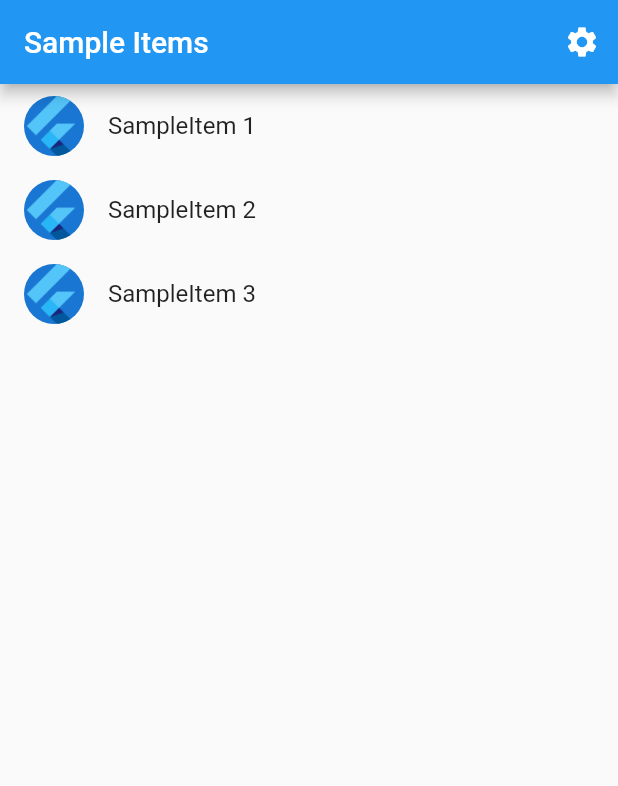
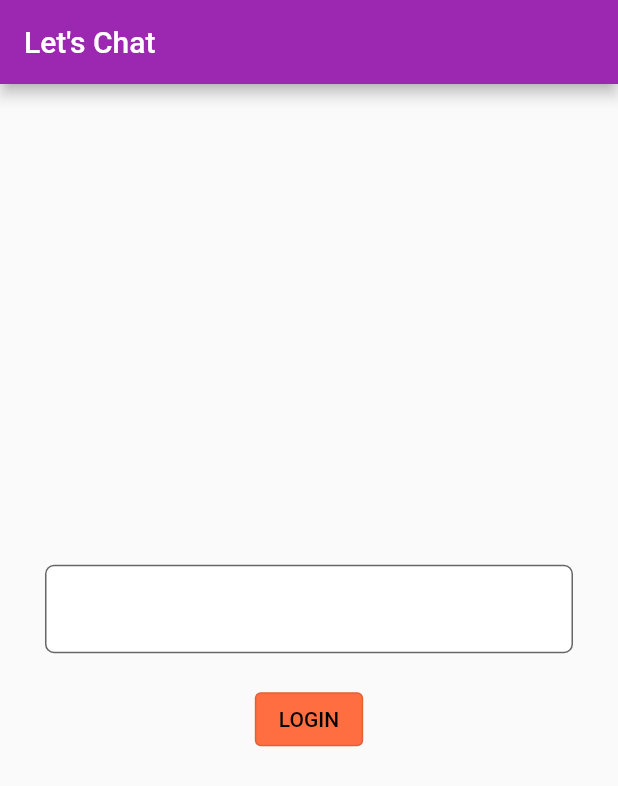
Before and after one commit to Mystic-Trooper/E2EE-Messaging, a Flutter app: the screen it shows after launch, on a phone screen of 412 x 824 dp. Shown: the top 786 px of the screen. Run offline on Flutter 3.47's test engine with Material 2 defaults, Android fonts, the phone set to English and light mode, and no system bars; our stand-ins replace animated_splash_screen, flutter_spinkit.

Commit message:
Login Screen

```diff
--- a/l10n.yaml
+++ /dev/null
@@ -1,3 +0,0 @@
-arb-dir: lib/src/localization
-template-arb-file: app_en.arb
-output-localization-file: app_localizations.dart
--- a/lib/main.dart
+++ b/lib/main.dart
@@ -1,20 +1,42 @@
+import 'package:e2ee_messaging/socketio/Routes.dart';
+import 'package:e2ee_messaging/socketio/loginscreen.dart';
+import 'package:e2ee_messaging/splash.dart';
 import 'package:flutter/material.dart';
-
-import 'src/app.dart';
-import 'src/settings/settings_controller.dart';
-import 'src/settings/settings_service.dart';
+import 'package:animated_splash_screen/animated_splash_screen.dart';
 
 void main() async {
-  // Set up the SettingsController, which will glue user settings to multiple
-  // Flutter Widgets.
-  final settingsController = SettingsController(SettingsService());
+  runApp(const MyApp());
+}
 
-  // Load the user's preferred theme while the splash screen is displayed.
-  // This prevents a sudden theme change when the app is first displayed.
-  await settingsController.loadSettings();
+class MyApp extends StatelessWidget {
+  const MyApp({Key? key}) : super(key: key);
 
-  // Run the app and pass in the SettingsController. The app listens to the
-  // SettingsController for changes, then passes it further down to the
-  // SettingsView.
-  runApp(MyApp(settingsController: settingsController));
+  @override
+  Widget build(BuildContext context) {
+    return MaterialApp(
+      debugShowCheckedModeBanner: false,
+      title: 'Chat App',
+      theme: ThemeData(
+        primarySwatch: Colors.purple,
+        elevatedButtonTheme: ElevatedButtonThemeData(
+          style: ElevatedButton.styleFrom(
+            primary: Colors.greenAccent,
+            shadowColor: Colors.amber,
+            onPrimary: Colors.black,
+          ),
+        ),
+        outlinedButtonTheme: OutlinedButtonThemeData(
+          style: OutlinedButton.styleFrom(
+              primary: Colors.black, backgroundColor: Colors.deepOrangeAccent),
+        ),
+      ),
+      routes: Routes.routes(),
+      home: AnimatedSplashScreen(
+        nextScreen: const LoginScreen(),
+        splash: const Splash(),
+        duration: 2000,
+        splashIconSize: double.maxFinite,
+      ),
+    );
+  }
 }
--- /dev/null
+++ b/lib/socketio/chatscreen.dart
@@ -0,0 +1 @@
+import 'package:flutter/material.dart';
--- /dev/null
+++ b/lib/socketio/loginscreen.dart
@@ -0,0 +1,62 @@
+import 'package:flutter/material.dart';
+
+class LoginScreen extends StatefulWidget {
+  const LoginScreen({Key? key}) : super(key: key);
+
+  // ignore: constant_identifier_names
+  static const String ROUTE_ID = 'login_screen';
+
+  @override
+  _LoginScreenState createState() => _LoginScreenState();
+}
+
+class _LoginScreenState extends State<LoginScreen> {
+  TextEditingController? _usernameController;
+
+  @override
+  void initState() {
+    // ignore: todo
+    // TODO: implement initState
+    super.initState();
+    _usernameController = TextEditingController();
+  }
+
+  @override
+  Widget build(BuildContext context) {
+    return Scaffold(
+      appBar: AppBar(
+        title: const Text("Let's Chat"),
+      ),
+      body: Container(
+        alignment: Alignment.center,
+        padding: const EdgeInsets.all(30.0),
+        child: Column(
+          mainAxisSize: MainAxisSize.min,
+          children: <Widget>[
+            TextField(
+              controller: _usernameController,
+              textAlign: TextAlign.center,
+              decoration: const InputDecoration(
+                border: OutlineInputBorder(
+                  borderRadius: BorderRadius.all(
+                    Radius.circular(6.0),
+                  ),
+                ),
+                filled: true,
+                fillColor: Colors.white,
+                contentPadding: EdgeInsets.all(20.0),
+              ),
+            ),
+            const SizedBox(
+              height: 20.0,
+            ),
+            OutlinedButton(
+              onPressed: () {},
+              child: const Text('LOGIN'),
+            ),
+          ],
+        ),
+      ),
+    );
+  }
+}
--- /dev/null
+++ b/lib/socketio/routes.dart
@@ -0,0 +1,18 @@
+// ignore_for_file: file_names
+
+import './loginscreen.dart';
+import './chatscreen.dart';
+import './chatuserscreen.dart';
+
+class Routes {
+  //
+  static routes() {
+    return {
+      LoginScreen.ROUTE_ID: (context) => const LoginScreen(),
+    };
+  }
+
+  static initScreen() {
+    return LoginScreen.ROUTE_ID;
+  }
+}
--- a/lib/src/app.dart
+++ /dev/null
@@ -1,85 +0,0 @@
-import 'package:flutter/material.dart';
-import 'package:flutter_gen/gen_l10n/app_localizations.dart';
-import 'package:flutter_localizations/flutter_localizations.dart';
-
-import 'sample_feature/sample_item_details_view.dart';
-import 'sample_feature/sample_item_list_view.dart';
-import 'settings/settings_controller.dart';
-import 'settings/settings_view.dart';
-
-/// The Widget that configures your application.
-class MyApp extends StatelessWidget {
-  const MyApp({
-    Key? key,
-    required this.settingsController,
-  }) : super(key: key);
-
-  final SettingsController settingsController;
-
-  @override
-  Widget build(BuildContext context) {
-    // Glue the SettingsController to the MaterialApp.
-    //
-    // The AnimatedBuilder Widget listens to the SettingsController for changes.
-    // Whenever the user updates their settings, the MaterialApp is rebuilt.
-    return AnimatedBuilder(
-      animation: settingsController,
-      builder: (BuildContext context, Widget? child) {
-        return MaterialApp(
-          // Providing a restorationScopeId allows the Navigator built by the
-          // MaterialApp to restore the navigation stack when a user leaves and
-          // returns to the app after it has been killed while running in the
-          // background.
-          restorationScopeId: 'app',
-
-          // Provide the generated AppLocalizations to the MaterialApp. This
-          // allows descendant Widgets to display the correct translations
-          // depending on the user's locale.
-          localizationsDelegates: const [
-            AppLocalizations.delegate,
-            GlobalMaterialLocalizations.delegate,
-            GlobalWidgetsLocalizations.delegate,
-            GlobalCupertinoLocalizations.delegate,
-          ],
-          supportedLocales: const [
-            Locale('en', ''), // English, no country code
-          ],
-
-          // Use AppLocalizations to configure the correct application title
-          // depending on the user's locale.
-          //
-          // The appTitle is defined in .arb files found in the localization
-          // directory.
-          onGenerateTitle: (BuildContext context) =>
-              AppLocalizations.of(context)!.appTitle,
-
-          // Define a light and dark color theme. Then, read the user's
-          // preferred ThemeMode (light, dark, or system default) from the
-          // SettingsController to display the correct theme.
-          theme: ThemeData(),
-          darkTheme: ThemeData.dark(),
-          themeMode: settingsController.themeMode,
-
-          // Define a function to handle named routes in order to support
-          // Flutter web url navigation and deep linking.
-          onGenerateRoute: (RouteSettings routeSettings) {
-            return MaterialPageRoute<void>(
-              settings: routeSettings,
-              builder: (BuildContext context) {
-                switch (routeSettings.name) {
-                  case SettingsView.routeName:
-                    return SettingsView(controller: settingsController);
-                  case SampleItemDetailsView.routeName:
-                    return const SampleItemDetailsView();
-                  case SampleItemListView.routeName:
-                  default:
-                    return const SampleItemListView();
-                }
-              },
-            );
-          },
-        );
-      },
-    );
-  }
-}
--- a/lib/src/localization/app_en.arb
+++ /dev/null
@@ -1,6 +0,0 @@
-{
-  "appTitle": "e2ee_messaging",
-  "@appTitle": {
-    "description": "The title of the application"
-  }
-}
--- a/lib/src/sample_feature/sample_item.dart
+++ /dev/null
@@ -1,6 +0,0 @@
-/// A placeholder class that represents an entity or model.
-class SampleItem {
-  const SampleItem(this.id);
-
-  final int id;
-}
--- a/lib/src/sample_feature/sample_item_list_view.dart
+++ /dev/null
@@ -1,71 +0,0 @@
-import 'package:flutter/material.dart';
-
-import '../settings/settings_view.dart';
-import 'sample_item.dart';
-import 'sample_item_details_view.dart';
-
-/// Displays a list of SampleItems.
-class SampleItemListView extends StatelessWidget {
-  const SampleItemListView({
-    Key? key,
-    this.items = const [SampleItem(1), SampleItem(2), SampleItem(3)],
-  }) : super(key: key);
-
-  static const routeName = '/';
-
-  final List<SampleItem> items;
-
-  @override
-  Widget build(BuildContext context) {
-    return Scaffold(
-      appBar: AppBar(
-        title: const Text('Sample Items'),
-        actions: [
-          IconButton(
-            icon: const Icon(Icons.settings),
-            onPressed: () {
-              // Navigate to the settings page. If the user leaves and returns
-              // to the app after it has been killed while running in the
-              // background, the navigation stack is restored.
-              Navigator.restorablePushNamed(context, SettingsView.routeName);
-            },
-          ),
-        ],
-      ),
-
-      // To work with lists that may contain a large number of items, it’s best
-      // to use the ListView.builder constructor.
-      //
-      // In contrast to the default ListView constructor, which requires
-      // building all Widgets up front, the ListView.builder constructor lazily
-      // builds Widgets as they’re scrolled into view.
-      body: ListView.builder(
-        // Providing a restorationId allows the ListView to restore the
-        // scroll position when a user leaves and returns to the app after it
-        // has been killed while running in the background.
-        restorationId: 'sampleItemListView',
-        itemCount: items.length,
-        itemBuilder: (BuildContext context, int index) {
-          final item = items[index];
-
-          return ListTile(
-            title: Text('SampleItem ${item.id}'),
-            leading: const CircleAvatar(
-              // Display the Flutter Logo image asset.
-              foregroundImage: AssetImage('assets/images/flutter_logo.png'),
-            ),
-            onTap: () {
-              // Navigate to the details page. If the user leaves and returns to
-              // the app after it has been killed while running in the
-              // background, the navigation stack is restored.
-              Navigator.restorablePushNamed(
-                context,
-                SampleItemDetailsView.routeName,
-              );
-            }
-          );
-        },
-      ),
-    );
-  }
-}
--- a/lib/src/settings/settings_controller.dart
+++ /dev/null
@@ -1,51 +0,0 @@
-import 'package:flutter/cupertino.dart';
-import 'package:flutter/material.dart';
-
-import 'settings_service.dart';
-
-/// A class that many Widgets can interact with to read user settings, update
-/// user settings, or listen to user settings changes.
-///
-/// Controllers glue Data Services to Flutter Widgets. The SettingsController
-/// uses the SettingsService to store and retrieve user settings.
-class SettingsController with ChangeNotifier {
-  SettingsController(this._settingsService);
-
-  // Make SettingsService a private variable so it is not used directly.
-  final SettingsService _settingsService;
-
-  // Make ThemeMode a private variable so it is not updated directly without
-  // also persisting the changes with the SettingsService.
-  late ThemeMode _themeMode;
-
-  // Allow Widgets to read the user's preferred ThemeMode.
-  ThemeMode get themeMode => _themeMode;
-
-  /// Load the user's settings from the SettingsService. It may load from a
-  /// local database or the internet. The controller only knows it can load the
-  /// settings from the service.
-  Future<void> loadSettings() async {
-    _themeMode = await _settingsService.themeMode();
-
-    // Important! Inform listeners a change has occurred.
-    notifyListeners();
-  }
-
-  /// Update and persist the ThemeMode based on the user's selection.
-  Future<void> updateThemeMode(ThemeMode? newThemeMode) async {
-    if (newThemeMode == null) return;
-
-    // Dot not perform any work if new and old ThemeMode are identical
-    if (newThemeMode == _themeMode) return;
-
-    // Otherwise, store the new theme mode in memory
-    _themeMode = newThemeMode;
-
-    // Important! Inform listeners a change has occurred.
-    notifyListeners();
-
-    // Persist the changes to a local database or the internet using the
-    // SettingService.
-    await _settingsService.updateThemeMode(newThemeMode);
-  }
-}
--- a/lib/src/settings/settings_service.dart
+++ /dev/null
@@ -1,17 +0,0 @@
-import 'package:flutter/material.dart';
-
-/// A service that stores and retrieves user settings.
-///
-/// By default, this class does not persist user settings. If you'd like to
-/// persist the user settings locally, use the shared_preferences package. If
-/// you'd like to store settings on a web server, use the http package.
-class SettingsService {
-  /// Loads the User's preferred ThemeMode from local or remote storage.
-  Future<ThemeMode> themeMode() async => ThemeMode.system;
-
-  /// Persists the user's preferred ThemeMode to local or remote storage.
-  Future<void> updateThemeMode(ThemeMode theme) async {
-    // Use the shared_preferences package to persist settings locally or the
-    // http package to persist settings over the network.
-  }
-}
```
Also changed, not shown: lib/socketio/chatuserscreen.dart (added, +33 -0 lines), lib/splash.dart (added, +52 -0 lines), lib/src/sample_feature/sample_item_details_view.dart (deleted, +0 -20 lines), lib/src/settings/settings_view.dart (deleted, +0 -51 lines), pubspec.yaml (+7 -2 lines), assets/images/undraw_Texting_re_l11n.png (added), assets/images/undraw_texting_re_l11n.svg (added), lib/socketio/global.dart (added), lib/socketio/user.dart (added), pubspec.lock, 1 other file.
